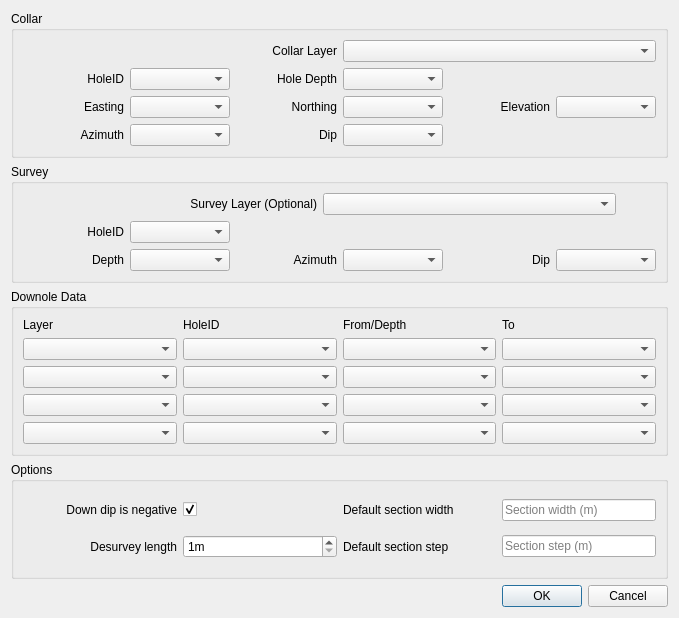
Old version of the form drillsetup_dialog_base.ui in the repository rolandhill/geoscience.
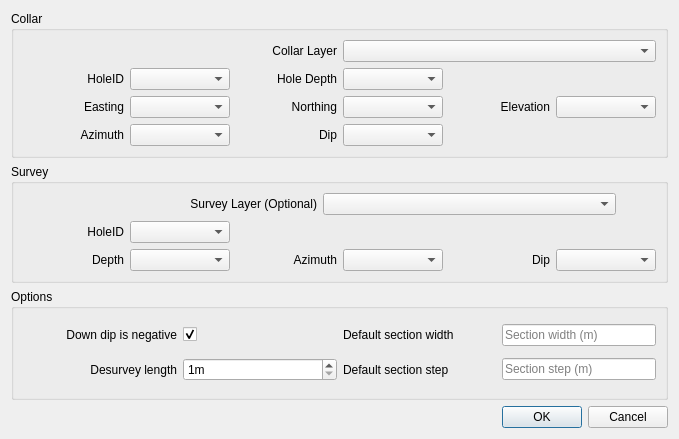
New version of the form. Custom widgets are drawn as their Qt base class.

Commit message: Move Trace data setup to TraceDialog. Implement TraceDialog with checkable attribute list. Code cleanup.

What changed in the file:
```diff
--- a/drillsetup_dialog_base.ui
+++ b/drillsetup_dialog_base.ui
@@ -7,7 +7,7 @@
     <x>0</x>
     <y>0</y>
     <width>679</width>
-    <height>618</height>
+    <height>439</height>
    </rect>
   </property>
   <property name="windowTitle">
@@ -343,150 +343,6 @@
      </layout>
     </widget>
    </item>
-   <item>
-    <widget class="QGroupBox" name="groupDownhole">
-     <property name="title">
-      <string>Downole Data</string>
-     </property>
-     <layout class="QGridLayout" name="gridLayout">
-      <item row="0" column="0">
-       <widget class="QLabel" name="label_3">
-        <property name="text">
-         <string>Layer</string>
-        </property>
-       </widget>
-      </item>
-      <item row="0" column="1">
-       <widget class="QLabel" name="label_4">
-        <property name="text">
-         <string>HoleID</string>
-        </property>
-       </widget>
-      </item>
-      <item row="0" column="2">
-       <widget class="QLabel" name="label_5">
-        <property name="text">
-         <string>From/Depth</string>
-        </property>
-       </widget>
-      </item>
-      <item row="0" column="3">
-       <widget class="QLabel" name="label_6">
-        <property name="text">
-         <string>To</string>
-        </property>
-       </widget>
-      </item>
-      <item row="1" column="0">
-       <widget class="QgsMapLayerComboBox" name="lbDataLayer0">
-        <property name="currentIndex">
-         <number>-1</number>
-        </property>
-        <property name="allowEmptyLayer">
-         <bool>true</bool>
-        </property>
-        <property name="showCrs">
-         <bool>false</bool>
-        </property>
-       </widget>
-      </item>
-      <item row="1" column="1">
-       <widget class="QgsFieldComboBox" name="fbDataId0"/>
-      </item>
-      <item row="1" column="2">
-       <widget class="QgsFieldComboBox" name="fbDataFrom0"/>
-      </item>
-      <item row="1" column="3">
-       <widget class="QgsFieldComboBox" name="fbDataTo0">
-        <property name="currentIndex">
-         <number>-1</number>
-        </property>
-        <property name="allowEmptyFieldName">
-         <bool>true</bool>
-        </property>
-       </widget>
-      </item>
-      <item row="2" column="0">
-       <widget class="QgsMapLayerComboBox" name="lbDataLayer1">
-        <property name="currentIndex">
-         <number>-1</number>
-        </property>
-        <property name="allowEmptyLayer">
-         <bool>true</bool>
-        </property>
-       </widget>
-      </item>
-      <item row="2" column="1">
-       <widget class="QgsFieldComboBox" name="fbDataId1"/>
-      </item>
-      <item row="2" column="2">
-       <widget class="QgsFieldComboBox" name="fbDataFrom1"/>
-      </item>
-      <item row="2" column="3">
-       <widget class="QgsFieldComboBox" name="fbDataTo1">
-        <property name="currentIndex">
-         <number>-1</number>
-        </property>
-        <property name="allowEmptyFieldName">
-         <bool>true</bool>
-        </property>
-       </widget>
-      </item>
-      <item row="3" column="0">
-       <widget class="QgsMapLayerComboBox" name="lbDataLayer2">
-        <property name="currentIndex">
-         <number>-1</number>
-        </property>
-        <property name="allowEmptyLayer">
-         <bool>true</bool>
-        </property>
-       </widget>
-      </item>
-      <item row="3" column="1">
-       <widget class="QgsFieldComboBox" name="fbDataId2"/>
-      </item>
-      <item row="3" column="2">
-       <widget class="QgsFieldComboBox" name="fbDataFrom2"/>
-      </item>
-      <item row="3" column="3">
-       <widget class="QgsFieldComboBox" name="fbDataTo2">
-        <property name="currentIndex">
-         <number>-1</number>
-        </property>
-        <property name="allowEmptyFieldName">
-         <bool>true</bool>
-        </property>
-       </widget>
-      </item>
-      <item row="4" column="0">
-       <widget class="QgsMapLayerComboBox" name="lbDataLayer3">
-        <property name="currentIndex">
-         <number>-1</number>
-        </property>
-        <property name="allowEmptyLayer">
-         <bool>true</bool>
-        </property>
-       </widget>
-      </item>
-      <item row="4" column="1">
-       <widget class="QgsFieldComboBox" name="fbDataId3"/>
-      </item>
-      <item row="4" column="2">
-       <widget class="QgsFieldComboBox" name="fbDataFrom3"/>
-      </item>
-      <item row="4" column="3">
-       <widget class="QgsFieldComboBox" name="fbDataTo3">
-        <property name="currentIndex">
-         <number>-1</number>
-        </property>
-        <property name="allowEmptyFieldName">
-         <bool>true</bool>
-        </property>
-       </widget>
-      </item>
-     </layout>
-    </widget>
-   </item>
    <item>
     <widget class="QGroupBox" name="groupOptions">
      <property name="title">
```
Left out of the diff: 20 changed lines with no effect on the pictures. The commit also changes 5 other files.
